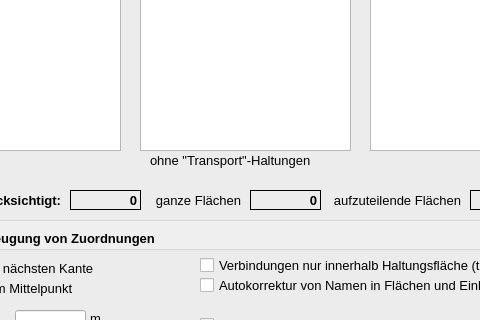
The window that qkan/linkflaechen/res/application_createlinefl.ui (SonkeHoffmann/QKan-1) describes before a commit, drawn with Qt 5; both pictures show x 130 to 610 and y 160 to 480 of the 770 by 610 pixel window.
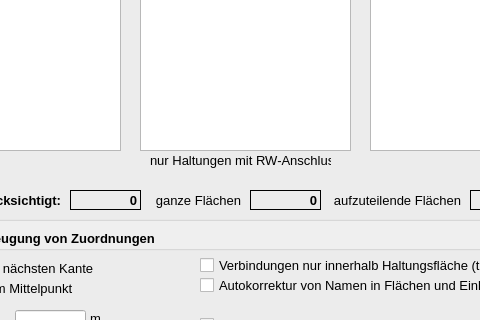
The same window after the commit. Icons and pictures are not drawn.

The edit to the form file:
```diff
--- a/qkan/linkflaechen/res/application_createlinefl.ui
+++ b/qkan/linkflaechen/res/application_createlinefl.ui
@@ -549,7 +549,7 @@
      <string extracomment="Anzahl der abhängig von den Filteroptionen zu berücksichtigenden ganzen Flächen"/>
     </property>
     <property name="text">
-     <string>ohne &quot;Transport&quot;-Haltungen</string>
+     <string>nur Haltungen mit RW-Anschluss</string>
     </property>
     <property name="alignment">
      <set>Qt::AlignLeading|Qt::AlignLeft|Qt::AlignVCenter</set>
```
